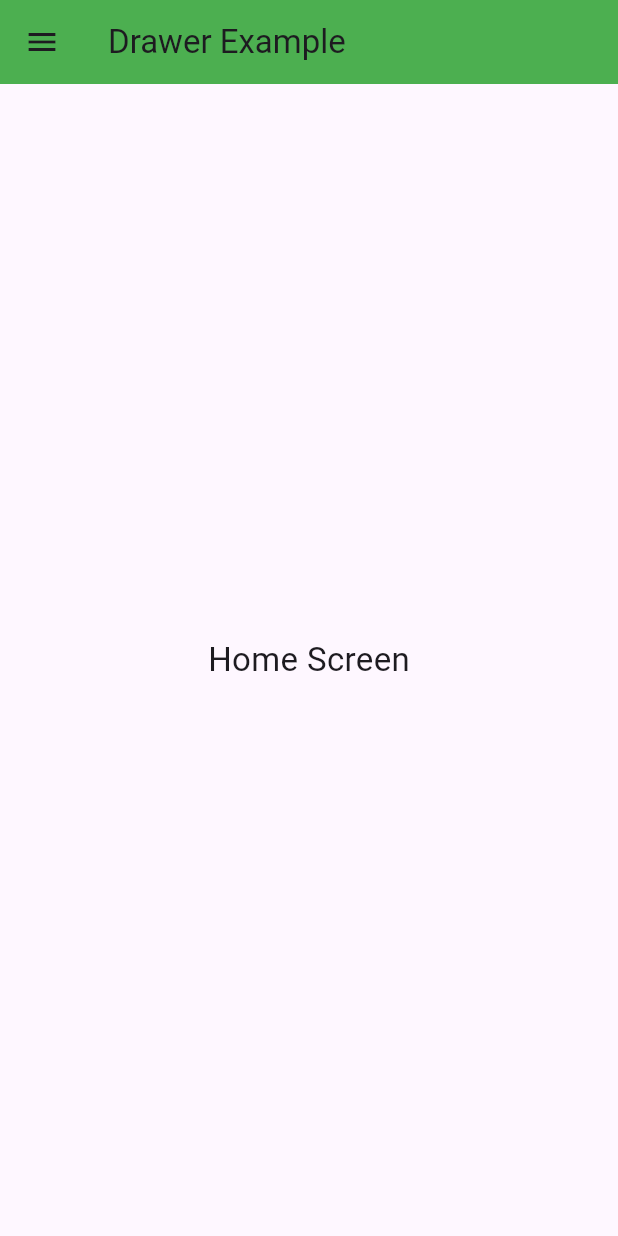
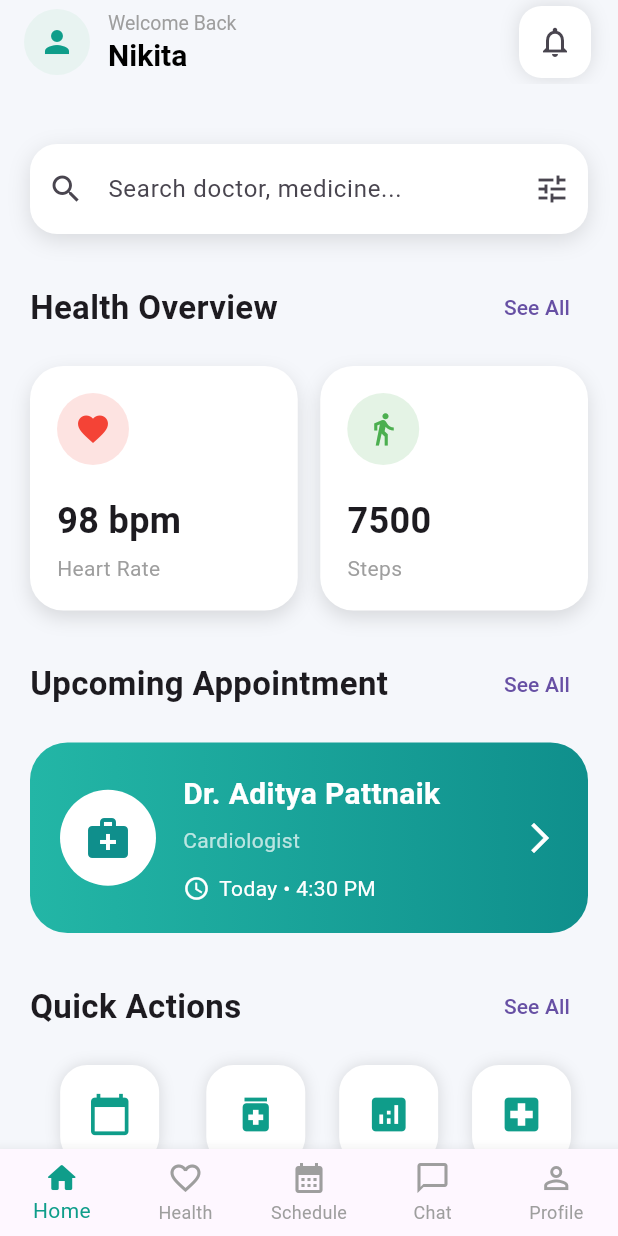
Before and after one commit to Nikita-Samal/flutter_dev, a Flutter app: the screen it shows after launch, on a phone screen of 412 x 824 dp. Run offline on Flutter 3.47's test engine with Material 3 defaults, Android fonts, the phone set to English and light mode, and no system bars.

Commit message:
Add healthcare app pages and update main navigation

```diff
--- a/practice_01/lib/main.dart
+++ b/practice_01/lib/main.dart
@@ -1,4 +1,5 @@
 import 'package:flutter/material.dart';
+import 'package:practice_01/pages/dashboardPage.dart';
 import 'package:practice_01/widget/Container_Sized.dart';
 import 'package:practice_01/widget/List_Grid.dart';
 import 'package:practice_01/widget/alert_dialog_example.dart';
@@ -28,8 +29,10 @@ class MyApp extends StatelessWidget {
       // ListGrid(),
       // Snackbarwidget()
       // DismissibleWidget(),
-      DrawerExample(),
+      // DrawerExample(),
       // AlertDialogExample(),
+
+      DashboardPage(),
     );
   }
 }
--- /dev/null
+++ b/practice_01/lib/pages/dashboardPage.dart
@@ -0,0 +1,479 @@
+import 'package:flutter/material.dart';
+import 'package:practice_01/pages/chat_page.dart';
+import 'package:practice_01/pages/health_page.dart';
+import 'package:practice_01/pages/profile_page.dart';
+import 'package:practice_01/pages/schedule_page.dart';
+
+class DashboardPage extends StatelessWidget {
+  DashboardPage({super.key});
+  @override
+  Widget build(BuildContext context) {
+    return Scaffold(
+      backgroundColor: Color(0xffF5F7FB),
+      appBar: buildAppBar(),
+      body: SingleChildScrollView(
+        padding: EdgeInsets.all(20),
+        child: Column(
+          crossAxisAlignment: CrossAxisAlignment.start,
+          children: [
+            SizedBox(height: 20),
+            buildSearchBar(),
+            SizedBox(height: 25),
+            buildSectionTitle("Health Overview"),
+            SizedBox(height: 15),
+            buildHealthOverview(),
+            SizedBox(height: 25),
+            buildSectionTitle("Upcoming Appointment"),
+            SizedBox(height: 15),
+            buildAppointmentCard(),
+            SizedBox(height: 25),
+            buildSectionTitle("Quick Actions"),
+            SizedBox(height: 15),
+            buildQuickActions(),
+            SizedBox(height: 25),
+            buildHealthTip(),
+            SizedBox(height: 30),
+          ],
+        ),
+      ),
+      bottomNavigationBar: buildBottomNavigationBar(context),
+    );
+  }
+  // AppBar
+  PreferredSizeWidget buildAppBar() {
+    return AppBar(
+      backgroundColor: Color(0xffF5F7FB),
+      elevation: 0,
+      scrolledUnderElevation: 0,
+      automaticallyImplyLeading: false,
+      title: Row(
+        children: [
+          CircleAvatar(
+            radius: 22,
+            backgroundColor: Color(0xffE8F3F1),
+            child: Icon(
+              Icons.person,
+              color: Color(0xff0F9D8A),
+            ),
+          ),
+          SizedBox(width: 12),
+          Column(
+            crossAxisAlignment: CrossAxisAlignment.start,
+            children: [
+              Text(
+                "Welcome Back",
+                style: TextStyle(
+                  color: Colors.grey,
+                  fontSize: 13,
+                ),
+              ),
+              Text(
+                "Nikita",
+                style: TextStyle(
+                  color: Colors.black,
+                  fontWeight: FontWeight.bold,
+                  fontSize: 20,
+                ),
+              ),
+            ],
+          ),
+        ],
+      ),
+      actions: [
+        Container(
+          margin: EdgeInsets.only(right: 18),
+          decoration: BoxDecoration(
+            color: Colors.white,
+            borderRadius: BorderRadius.circular(15),
+            boxShadow: [
+              BoxShadow(
+                color: Colors.black12,
+                blurRadius: 10,
+              )
+            ],
+          ),
+          child: IconButton(
+            onPressed: () {},
+            icon: Icon(Icons.notifications_none),
+          ),
+        ),
+      ],
+    );
+  }
+  Widget buildSearchBar() {
+    return Container(
+      decoration: BoxDecoration(
+        color: Colors.white,
+        borderRadius: BorderRadius.circular(18),
+        boxShadow: [
+          BoxShadow(
+            color: Colors.black12,
+            blurRadius: 12,
+            offset: Offset(0, 4),
+          ),
+        ],
+      ),
+      child: TextField(
+        decoration: InputDecoration(
+          hintText: "Search doctor, medicine...",
+          prefixIcon: Icon(Icons.search),
+          suffixIcon: Icon(Icons.tune),
+          border: InputBorder.none,
+          contentPadding: EdgeInsets.symmetric(vertical: 18),
+        ),
+      ),
+    );
+  }
+  // Section Title
+  Widget buildSectionTitle(String title) {
+    return Row(
+      mainAxisAlignment: MainAxisAlignment.spaceBetween,
+      children: [
+        Text(
+          title,
+          style: TextStyle(
+            fontSize: 22,
+            fontWeight: FontWeight.w700,
+          ),
+        ),
+        TextButton(
+          onPressed: () {},
+          child: Text("See All"),
+        )
+      ],
+    );
+  }
+  // Health Overview
+  Widget buildHealthOverview() {
+    return Row(
+      children: [
+        Expanded(
+          child: buildHealthCard(
+            "Heart Rate",
+            "98 bpm",
+            Icons.favorite,
+            Colors.red,
+          ),
+        ),
+        SizedBox(width: 15),
+        Expanded(
+          child: buildHealthCard(
+            "Steps",
+            "7500",
+            Icons.directions_walk,
+            Colors.green,
+          ),
+        ),
+      ],
+    );
+  }
+  Widget buildHealthCard(
+      String title,
+      String value,
+      IconData icon,
+      Color color,
+      ) {
+    return Container(
+      padding: EdgeInsets.all(18),
+      decoration: BoxDecoration(
+        color: Colors.white,
+        borderRadius: BorderRadius.circular(22),
+        boxShadow: [
+          BoxShadow(
+            color: Colors.black12,
+            blurRadius: 10,
+            offset: Offset(0, 5),
+          ),
+        ],
+      ),
+      child: Column(
+        crossAxisAlignment: CrossAxisAlignment.start,
+        children: [
+
+          CircleAvatar(
+            radius: 24,
+            backgroundColor: color.withOpacity(.15),
+            child: Icon(
+              icon,
+              color: color,
+            ),
+          ),
+
+          SizedBox(height: 20),
+
+          Text(
+            value,
+            style: TextStyle(
+              fontSize: 24,
+              fontWeight: FontWeight.bold,
+            ),
+          ),
+
+          SizedBox(height: 5),
+
+          Text(
+            title,
+            style: TextStyle(
+              color: Colors.grey,
+            ),
+          ),
+        ],
+      ),
+    );
+  }
+  // Appointment Card
+  Widget buildAppointmentCard() {
+    return Container(
+      padding: EdgeInsets.all(20),
+      decoration: BoxDecoration(
+        gradient: LinearGradient(
+          colors: [
+            Color(0xff23B6A6),
+            Color(0xff0F8F8C),
+          ],
+        ),
+        borderRadius: BorderRadius.circular(25),
+      ),
+      child: Row(
+        children: [
+
+          CircleAvatar(
+            radius: 32,
+            backgroundColor: Colors.white,
+            child: Icon(
+              Icons.medical_services,
+              color: Color(0xff0F8F8C),
+              size: 32,
+            ),
+          ),
+
+          SizedBox(width: 18),
+
+          Expanded(
+            child: Column(
+              crossAxisAlignment: CrossAxisAlignment.start,
+              children: [
+
+                Text(
+                  "Dr. Aditya Pattnaik",
+                  style: TextStyle(
+                    color: Colors.white,
+                    fontWeight: FontWeight.bold,
+                    fontSize: 20,
+                  ),
+                ),
+
+                SizedBox(height: 6),
+
+                Text(
+                  "Cardiologist",
+                  style: TextStyle(
+                    color: Colors.white70,
+                  ),
+                ),
+
+                SizedBox(height: 12),
+
+                Row(
+                  children: [
+                    Icon(Icons.access_time,
+                        color: Colors.white,
+                        size: 18),
+                    SizedBox(width: 6),
+                    Text(
+                      "Today • 4:30 PM",
+                      style: TextStyle(color: Colors.white),
+                    )
+                  ],
+                ),
+              ],
+            ),
+          ),
+
+          Icon(
+            Icons.arrow_forward_ios,
+            color: Colors.white,
+          ),
+        ],
+      ),
+    );
+  }
+  // Quick Actions
+  Widget buildQuickActions() {
+    return Row(
+      mainAxisAlignment: MainAxisAlignment.spaceAround,
+      children: [
+        buildAction(Icons.calendar_today, "Appointment"),
+        buildAction(Icons.medication, "Medicine"),
+        buildAction(Icons.analytics, "Reports"),
+        buildAction(Icons.local_hospital, "Doctors"),
+      ],
+    );
+  }
+  Widget buildAction(
+      IconData icon,
+      String title,
+      ) {
+    return Column(
+      children: [
+
+        Container(
+          padding: EdgeInsets.all(18),
+          decoration: BoxDecoration(
+            color: Colors.white,
+            borderRadius: BorderRadius.circular(18),
+            boxShadow: [
+              BoxShadow(
+                color: Colors.black12,
+                blurRadius: 8,
+              ),
+            ],
+          ),
+          child: Icon(
+            icon,
+            color: Color(0xff0F9D8A),
+            size: 30,
+          ),
+        ),
+
+        SizedBox(height: 10),
+
+        Text(
+          title,
+          style: TextStyle(
+            fontWeight: FontWeight.w500,
+          ),
+        )
+      ],
+    );
+  }
+  // Health Tip
+  Widget buildHealthTip() {
+    return Container(
+      padding: EdgeInsets.all(22),
+      decoration: BoxDecoration(
+        borderRadius: BorderRadius.circular(22),
+        gradient: LinearGradient(
+          colors: [
+            Color(0xff5B8DEF),
+            Color(0xff6D5FFD),
+          ],
+        ),
+      ),
+      child: Row(
+        children: [
+
+          CircleAvatar(
+            radius: 28,
+            backgroundColor: Colors.white24,
+            child: Icon(
+              Icons.favorite,
+              color: Colors.white,
+            ),
+          ),
+
+          SizedBox(width: 18),
+
+          Expanded(
+            child: Column(
+              crossAxisAlignment: CrossAxisAlignment.start,
+              children: [
+
+                Text(
+                  "Today's Health Tip",
+                  style: TextStyle(
+                    color: Colors.white,
+                    fontWeight: FontWeight.bold,
+                    fontSize: 18,
+                  ),
+                ),
+
+                SizedBox(height: 8),
+
+                Text(
+                  "Drink 8 glasses of water and walk for at least 20 minutes today.",
+                  style: TextStyle(
+                    color: Colors.white70,
+                  ),
+                ),
+              ],
+            ),
+          )
+        ],
+      ),
+    );
+  }
+  // Bottom Navigation Bar
+  Widget buildBottomNavigationBar(BuildContext context) {
+    return BottomNavigationBar(
+      currentIndex: 0,
+      type: BottomNavigationBarType.fixed,
+      selectedItemColor: Color(0xff0F9D8A),
+      unselectedItemColor: Colors.grey,
+      onTap: (index) {
+        switch (index) {
+          case 0:
+            break;
+
+          case 1:
+            Navigator.push(
+              context,
+              MaterialPageRoute(
+                builder: (_) => HealthPage(),
+              ),
+            );
+            break;
+
+          case 2:
+            Navigator.push(
+              context,
+              MaterialPageRoute(
+                builder: (_) => SchedulePage(),
+              ),
+            );
+            break;
+
+          case 3:
+            Navigator.push(
+              context,
+              MaterialPageRoute(
+                builder: (_) => ChatPage(),
+              ),
+            );
+            break;
+
+          case 4:
+            Navigator.push(
+              context,
+              MaterialPageRoute(
+                builder: (_) => ProfilePage(),
+              ),
+            );
+            break;
+        }
+      },
+      items: const [
+        BottomNavigationBarItem(
+          icon: Icon(Icons.home_rounded),
+          label: "Home",
+        ),
+        BottomNavigationBarItem(
+          icon: Icon(Icons.favorite_outline),
+          label: "Health",
+        ),
+        BottomNavigationBarItem(
+          icon: Icon(Icons.calendar_month),
+          label: "Schedule",
+        ),
+        BottomNavigationBarItem(
+          icon: Icon(Icons.chat_bubble_outline),
+          label: "Chat",
+        ),
+        BottomNavigationBarItem(
+          icon: Icon(Icons.person_outline),
+          label: "Profile",
+        ),
+      ],
+    );
+  }
+}
```
Also changed, not shown: practice_01/lib/pages/chat_page.dart (added, +32 -0 lines), practice_01/lib/pages/health_page.dart (added, +108 -0 lines), practice_01/lib/pages/profile_page.dart (added, +71 -0 lines), practice_01/lib/pages/schedule_page.dart (added, +37 -0 lines).
